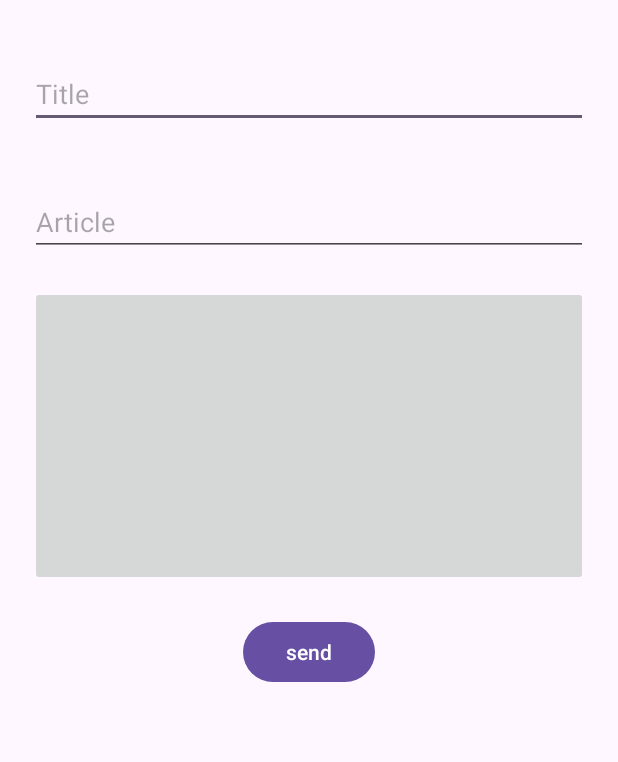
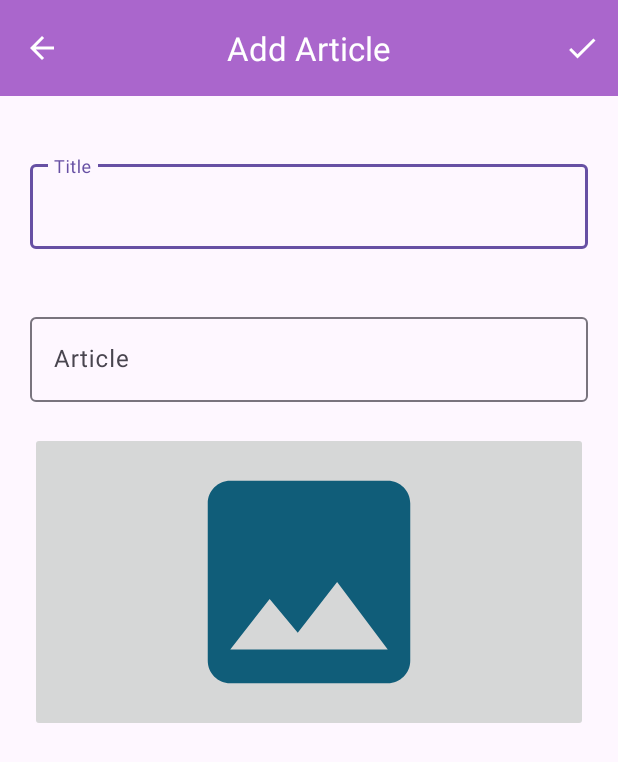
Before and after one commit to khaledfathi/rcc_firebase_news, an Android app: the AddArticleActivity screen opened directly, with no data from a screen before it, on a phone screen of 412 x 824 dp. Shown: the top 762 px of the screen. Run offline under Robolectric (Android 15) with nearby library versions, the phone set to English and light mode, and no system bars.

```diff
--- a/app/src/main/AndroidManifest.xml
+++ b/app/src/main/AndroidManifest.xml
@@ -13,7 +13,10 @@
         android:theme="@style/Theme.Rcc_firebase_news"
         tools:targetApi="31">
         <activity
-            android:name=".features.news.presentation.ui.NewsActivity"
+            android:name=".features.news.presentation.ui.article_activity.ArticleActivity"
+            android:exported="false" />
+        <activity
+            android:name=".features.news.presentation.ui.news_activity.NewsActivity"
             android:exported="false" />
         <activity
             android:name=".features.add_article.presentation.ui.AddArticleActivity"
--- a/app/src/main/java/com/kinsideapp/rcc_firebase_news/features/add_article/presentation/ui/AddArticleActivity.kt
+++ b/app/src/main/java/com/kinsideapp/rcc_firebase_news/features/add_article/presentation/ui/AddArticleActivity.kt
@@ -6,17 +6,13 @@ import androidx.activity.enableEdgeToEdge
 import androidx.activity.result.contract.ActivityResultContracts
 import androidx.core.view.ViewCompat
 import androidx.core.view.WindowInsetsCompat
+import androidx.core.view.get
 import androidx.core.view.isVisible
 import androidx.lifecycle.ViewModelProvider
-import androidx.lifecycle.lifecycleScope
 import com.kinsideapp.rcc_firebase_news.R
 import com.kinsideapp.rcc_firebase_news.core.global.BaseActivity
 import com.kinsideapp.rcc_firebase_news.databinding.ActivityAddArticleBinding
 import com.kinsideapp.rcc_firebase_news.features.add_article.presentation.viewmodel.AddArticleActivityViewModel
-import kotlinx.coroutines.GlobalScope
-import kotlinx.coroutines.async
-import kotlinx.coroutines.delay
-import kotlinx.coroutines.launch
 
 class AddArticleActivity : BaseActivity() {
     private lateinit var _binding: ActivityAddArticleBinding
@@ -37,13 +33,30 @@ class AddArticleActivity : BaseActivity() {
     }
 
 
+    /***** CORE *****/
     private fun init() {
+//        resizeOnKeyboardOpen(_binding.main)
         setEvents()
     }
 
     private fun setEvents() {
+        eventFormHolderClick()
+        eventNavigationButtonClick()
         eventImageButtonClick()
         eventSendButtonClick()
+    }
+    /***** -END- CORE *****/
+
+    /***** EVENTS *****/
+    private fun eventFormHolderClick() {
+        _binding.formHolder.setOnClickListener {
+            actionClearInputsFoucs()
+            hideKeyboard(_binding.formHolder)
+        }
+    }
+
+    private fun eventNavigationButtonClick() {
+        _binding.toolBar.setNavigationOnClickListener { finish() }
     }
 
     private fun eventImageButtonClick() {
@@ -59,27 +72,37 @@ class AddArticleActivity : BaseActivity() {
             }
         //event
         _binding.imageButton.setOnClickListener {
+            actionClearInputsFoucs()
             handleReceiveImage.launch("image/*")
         }
     }
 
     private fun eventSendButtonClick() {
-        _binding.sendButton.setOnClickListener {
-            _binding.progressBar.isVisible = true
+        _binding.toolBar.menu[0].setOnMenuItemClickListener {
+            _binding.progress.isVisible = true
             _viewModel.addArticle(
                 title = _binding.title.text.toString(),
                 article = _binding.article.text.toString(),
                 image = _imageUri?.toString() ?: "",
                 onSuccess = { successMessage ->
-                    _binding.progressBar.isVisible = false
+                    _binding.progress.isVisible = false
                     showToastShort(successMessage)
                 },
                 onFailure = { error ->
-                    _binding.progressBar.isVisible = false
+                    _binding.progress.isVisible = false
                     showToastShort(error)
                 }
             )
+            true
         }
     }
+    /***** -END- EVENTS *****/
+
+    /***** EVENT ACTIONS *****/
+    private fun actionClearInputsFoucs() {
+        if (_binding.title.isFocused) _binding.article.clearFocus()
+        if (_binding.article.isFocused) _binding.article.clearFocus()
+    }
+    /***** -END- EVENT ACTIONS *****/
 
 }
--- /dev/null
+++ b/app/src/main/java/com/kinsideapp/rcc_firebase_news/features/news/domain/usecase/ArticleUseCase.kt
@@ -0,0 +1,6 @@
+package com.kinsideapp.rcc_firebase_news.features.news.domain.usecase
+
+import com.kinsideapp.rcc_firebase_news.features.news.domain.entity.ArticleEntity
+
+class ArticleUseCase {
+}
--- /dev/null
+++ b/app/src/main/res/drawable/back_icon.xml
@@ -0,0 +1,5 @@
+<vector xmlns:android="http://schemas.android.com/apk/res/android" android:autoMirrored="true" android:height="24dp" android:tint="#FFFFFF" android:viewportHeight="24" android:viewportWidth="24" android:width="24dp">
+
+    <path android:fillColor="@android:color/white" android:pathData="M20,11H7.83l5.59,-5.59L12,4l-8,8 8,8 1.41,-1.41L7.83,13H20v-2z"/>
+
+</vector>
--- /dev/null
+++ b/app/src/main/res/drawable/done_icon.xml
@@ -0,0 +1,5 @@
+<vector xmlns:android="http://schemas.android.com/apk/res/android" android:height="24dp" android:tint="#FFFFFF" android:viewportHeight="24" android:viewportWidth="24" android:width="24dp">
+
+    <path android:fillColor="@android:color/white" android:pathData="M9,16.2L4.8,12l-1.4,1.4L9,19 21,7l-1.4,-1.4L9,16.2z"/>
+
+</vector>
--- a/app/src/main/res/layout/activity_add_article.xml
+++ b/app/src/main/res/layout/activity_add_article.xml
@@ -7,8 +7,43 @@
     android:layout_height="match_parent"
     tools:context=".features.add_article.presentation.ui.AddArticleActivity">
 
-    <com.google.android.material.textfield.TextInputEditText
-        android:id="@+id/title"
+    <com.google.android.material.appbar.AppBarLayout
+        android:id="@+id/app_bar"
+        android:layout_width="match_parent"
+        android:layout_height="wrap_content"
+        app:layout_constraintEnd_toEndOf="parent"
+        app:layout_constraintStart_toStartOf="parent"
+        app:layout_constraintTop_toTopOf="parent">
+
+        <com.google.android.material.appbar.MaterialToolbar
+            android:id="@+id/tool_bar"
+            android:layout_width="match_parent"
+            android:layout_height="match_parent"
+            android:background="@android:color/holo_purple"
+            app:menu="@menu/add_article_tool_bar_menu"
+            app:navigationIcon="@drawable/back_icon"
+            app:title="Add Article"
+            app:titleCentered="true"
+            app:titleTextColor="@color/white" />
+    </com.google.android.material.appbar.AppBarLayout>
+
+    <ScrollView
+        android:id="@+id/scroll_view"
+        android:layout_width="match_parent"
+        android:layout_height="0dp"
+        android:orientation="vertical"
+        app:layout_constraintBottom_toBottomOf="parent"
+        app:layout_constraintEnd_toEndOf="parent"
+        app:layout_constraintStart_toStartOf="parent"
+        app:layout_constraintTop_toBottomOf="@id/app_bar">
+
+        <androidx.constraintlayout.widget.ConstraintLayout
+            android:id="@+id/form_holder"
+            android:layout_width="match_parent"
+            android:layout_height="wrap_content">
+
+            <com.google.android.material.textfield.TextInputLayout
+                android:id="@+id/title_input_layout"
                 android:layout_width="match_parent"
                 android:layout_height="wrap_content"
                 android:layout_marginHorizontal="20dp"
@@ -16,10 +51,18 @@
                 android:hint="Title"
                 app:layout_constraintEnd_toEndOf="parent"
                 app:layout_constraintStart_toStartOf="parent"
-        app:layout_constraintTop_toTopOf="parent" />
+                app:layout_constraintTop_toTopOf="parent">
 
                 <com.google.android.material.textfield.TextInputEditText
-        android:id="@+id/article"
+                    android:id="@+id/title"
+                    android:layout_width="match_parent"
+                    android:layout_height="match_parent"
+                    android:inputType="text"
+                    android:maxLines="1" />
+            </com.google.android.material.textfield.TextInputLayout>
+
+            <com.google.android.material.textfield.TextInputLayout
+                android:id="@+id/article_input_layout"
                 android:layout_width="match_parent"
                 android:layout_height="wrap_content"
                 android:layout_marginHorizontal="20dp"
@@ -27,34 +70,47 @@
                 android:hint="Article"
                 app:layout_constraintEnd_toEndOf="parent"
                 app:layout_constraintStart_toStartOf="parent"
-        app:layout_constraintTop_toBottomOf="@id/title" />
+                app:layout_constraintTop_toBottomOf="@id/title_input_layout">
+
+                <com.google.android.material.textfield.TextInputEditText
+                    android:id="@+id/article"
+                    android:layout_width="match_parent"
+                    android:layout_height="wrap_content"
+                    android:inputType="textMultiLine" />
+            </com.google.android.material.textfield.TextInputLayout>
 
             <ImageButton
                 android:id="@+id/image_button"
                 android:layout_width="match_parent"
                 android:layout_height="200dp"
                 android:layout_margin="20dp"
+                android:scaleType="fitCenter"
+                android:src="@drawable/default_image"
                 app:layout_constraintEnd_toEndOf="parent"
                 app:layout_constraintStart_toStartOf="parent"
-        app:layout_constraintTop_toBottomOf="@id/article" />
+                app:layout_constraintTop_toBottomOf="@id/article_input_layout" />
 
-    <Button
-        android:id="@+id/send_button"
-        android:layout_width="wrap_content"
-        android:layout_height="wrap_content"
-        android:layout_marginTop="20dp"
-        android:text="send"
+
+        </androidx.constraintlayout.widget.ConstraintLayout>
+
+    </ScrollView>
+
+    <FrameLayout
+        android:id="@+id/progress"
+        android:visibility="invisible"
+        android:layout_width="match_parent"
+        android:layout_height="0dp"
+        android:alpha="0.7"
+        android:background="@color/black"
+        app:layout_constraintBottom_toBottomOf="parent"
         app:layout_constraintEnd_toEndOf="parent"
         app:layout_constraintStart_toStartOf="parent"
-        app:layout_constraintTop_toBottomOf="@id/image_button" />
+        app:layout_constraintTop_toBottomOf="@id/app_bar">
 
         <ProgressBar
-        android:visibility="invisible"
-        android:id="@+id/progress_bar"
-        android:layout_width="wrap_content"
-        android:layout_height="wrap_content"
-        android:layout_marginTop="20dp"
-        app:layout_constraintEnd_toEndOf="parent"
-        app:layout_constraintStart_toStartOf="parent"
-        app:layout_constraintTop_toBottomOf="@id/send_button" />
+            android:layout_width="100dp"
+            android:layout_height="100dp"
+            android:layout_gravity="center" />
+    </FrameLayout>
+
 </androidx.constraintlayout.widget.ConstraintLayout>
--- a/app/src/main/res/layout/article_card.xml
+++ b/app/src/main/res/layout/article_card.xml
@@ -4,7 +4,7 @@
     xmlns:tools="http://schemas.android.com/tools"
     android:id="@+id/article_card"
     android:layout_width="match_parent"
-    android:layout_height="180dp"
+    android:layout_height="200dp"
     android:layout_margin="10dp"
     android:elevation="10dp"
     app:cardCornerRadius="20dp">
@@ -14,14 +14,14 @@
         android:layout_width="match_parent"
         android:layout_height="match_parent"
         android:contentDescription="article image"
-        android:scaleType="fitXY"
+        android:scaleType="centerCrop"
         tools:src="@tools:sample/avatars" />
 
     <FrameLayout
         android:layout_width="match_parent"
         android:layout_height="50dp"
         android:layout_gravity="bottom"
-        android:alpha="0.4"
+        android:alpha="0.7"
         android:background="@color/black">
 
         <TextView
--- /dev/null
+++ b/app/src/main/res/menu/add_article_tool_bar_menu.xml
@@ -0,0 +1,8 @@
+<?xml version="1.0" encoding="utf-8"?>
+<menu xmlns:android="http://schemas.android.com/apk/res/android"
+    xmlns:app="http://schemas.android.com/apk/res-auto">
+    <item
+        android:icon="@drawable/done_icon"
+        android:title="send"
+        app:showAsAction="ifRoom" />
+</menu>
--- a/app/src/main/res/values/colors.xml
+++ b/app/src/main/res/values/colors.xml
@@ -2,4 +2,5 @@
 <resources>
     <color name="black">#FF000000</color>
     <color name="white">#FFFFFFFF</color>
+    <color name="blue">#FF0000FF</color>
 </resources>
```
Also changed, not shown: app/src/main/java/com/kinsideapp/rcc_firebase_news/core/global/BaseActivity.kt (+21 -16 lines), app/src/main/java/com/kinsideapp/rcc_firebase_news/core/route/Routes.kt (+10 -1 lines), app/src/main/java/com/kinsideapp/rcc_firebase_news/features/news/presentation/ui/article_activity/ArticleActivity.kt (added, +64 -0 lines), app/src/main/java/com/kinsideapp/rcc_firebase_news/features/news/presentation/ui/news_activity/NewsActivity.kt (renamed from app/src/main/java/com/kinsideapp/rcc_firebase_news/features/news/presentation/ui/NewsActivity.kt, +11 -8 lines), app/src/main/java/com/kinsideapp/rcc_firebase_news/features/news/presentation/ui/news_activity/NewsListAdapter.kt (renamed from app/src/main/java/com/kinsideapp/rcc_firebase_news/features/news/presentation/ui/NewsListAdapter.kt, +10 -2 lines), app/src/main/java/com/kinsideapp/rcc_firebase_news/features/news/presentation/viewmodel/ArticleActivityViewModel.kt (added, +7 -0 lines), app/src/main/res/layout/activity_article.xml (added, +108 -0 lines), app/src/main/res/layout/activity_home.xml (+24 -17 lines), app/src/main/res/layout/activity_news.xml (+24 -3 lines). Lines whose indentation alone changed are shown as unchanged.
